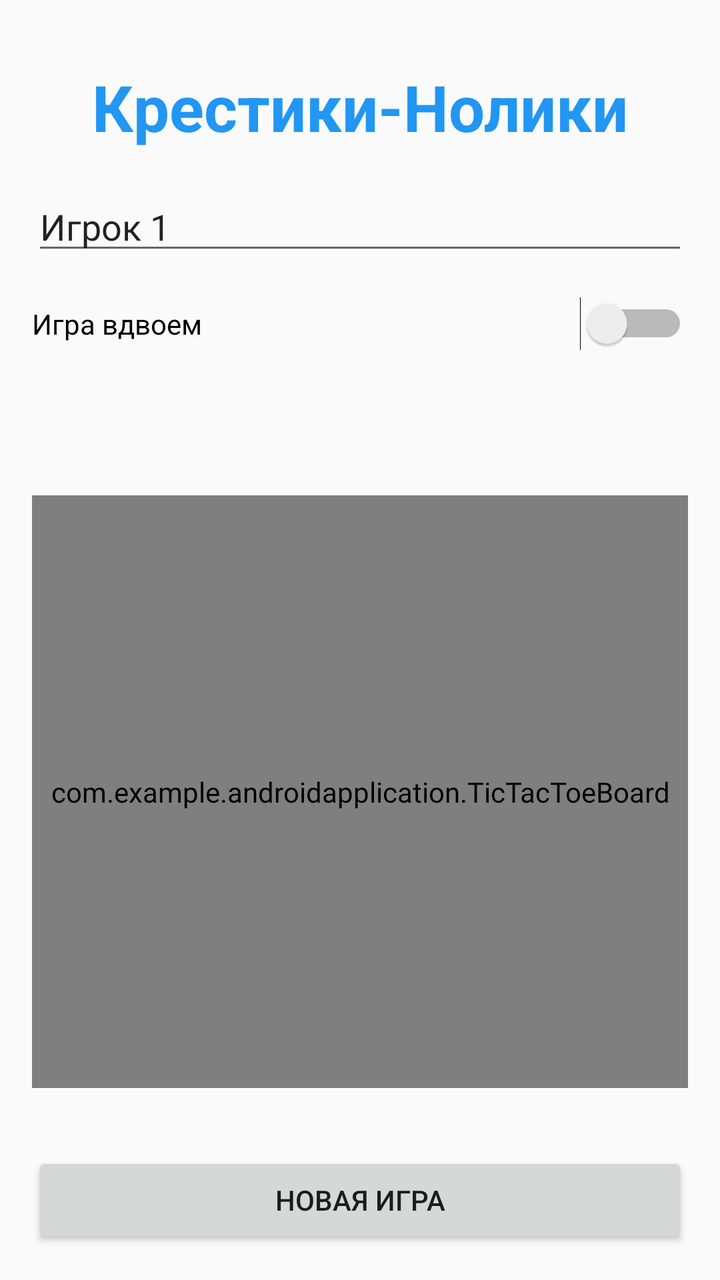
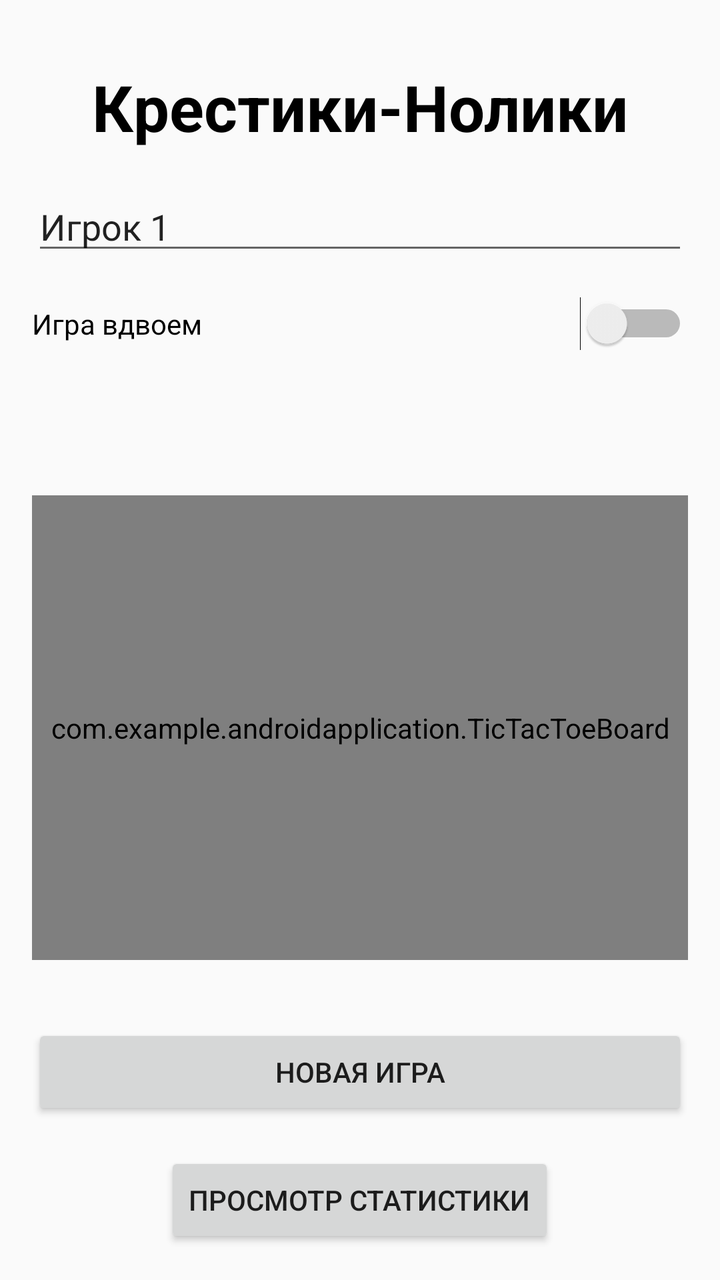

An Android layout rendered at two revisions. The XML below is the earlier revision; the diff shows what the commit changed to produce the second picture.
<!-- AndroidManifest.xml: application theme Theme.MyApplication -->
<!-- res/layout/activity_main.xml -->
<?xml version="1.0" encoding="utf-8"?>
<LinearLayout xmlns:android="http://schemas.android.com/apk/res/android"
    xmlns:app="http://schemas.android.com/apk/res-auto"
    android:layout_width="match_parent"
    android:layout_height="match_parent"
    android:orientation="vertical"
    android:padding="16dp">

    <TextView
        android:id="@+id/gameTitle"
        android:layout_width="wrap_content"
        android:layout_height="wrap_content"
        android:text="Крестики-Нолики"
        android:textSize="32sp"
        android:textStyle="bold"
        android:textColor="@color/primary"
        android:layout_gravity="center"
        android:layout_marginTop="16dp"
        android:layout_marginBottom="16dp"/>

    <LinearLayout
        android:layout_width="match_parent"
        android:layout_height="wrap_content"
        android:orientation="vertical"
        android:layout_marginBottom="16dp">

        <EditText
            android:id="@+id/player1NameInput"
            android:layout_width="match_parent"
            android:layout_height="wrap_content"
            android:hint="Имя первого игрока"
            android:text="Игрок 1"
            android:layout_marginBottom="8dp"/>

        <EditText
            android:id="@+id/player2NameInput"
            android:layout_width="match_parent"
            android:layout_height="wrap_content"
            android:hint="Имя второго игрока"
            android:text="Игрок 2"
            android:visibility="gone"/>

        <Switch
            android:id="@+id/playerModeSwitch"
            android:layout_width="match_parent"
            android:layout_height="wrap_content"
            android:text="Игра вдвоем"
            android:layout_marginTop="8dp"/>
    </LinearLayout>

    <TextView
        android:id="@+id/statusText"
        android:layout_width="match_parent"
        android:layout_height="wrap_content"
        android:gravity="center"
        android:textSize="18sp"
        android:textStyle="bold"
        android:layout_marginBottom="16dp"/>

    <com.example.androidapplication.TicTacToeBoard
        android:id="@+id/gameBoard"
        android:layout_width="match_parent"
        android:layout_height="0dp"
        android:layout_weight="1"
        android:layout_marginVertical="16dp"/>

    <Button
        android:id="@+id/resetButton"
        android:layout_width="match_parent"
        android:layout_height="wrap_content"
        android:text="Новая игра"
        android:layout_marginTop="16dp"/>

</LinearLayout>
<!-- resources referenced by this layout -->
<resources>
  <color name="primary">#2196F3</color>
  <style name="Theme.MyApplication" parent="Theme.AppCompat.Light.DarkActionBar">
          
          <item name="colorPrimary">@color/purple_500</item>
          
          <item name="colorAccent">@color/teal_200</item>
          
          <item name="android:statusBarColor">@color/purple_700</item>
      </style>
  <color name="purple_500">#FF6200EE</color>
  <color name="teal_200">#FF03DAC5</color>
  <color name="purple_700">#FF3700B3</color>
</resources>

<!-- the commit's change to res/layout/activity_main.xml (unified diff, before → after) -->
@@ -10,13 +10,14 @@
         android:id="@+id/gameTitle"
         android:layout_width="wrap_content"
         android:layout_height="wrap_content"
-        android:text="Крестики-Нолики"
-        android:textSize="32sp"
-        android:textStyle="bold"
-        android:textColor="@color/primary"
         android:layout_gravity="center"
         android:layout_marginTop="16dp"
-        android:layout_marginBottom="16dp"/>
+        android:layout_marginBottom="16dp"
+        android:text="Крестики-Нолики"
+        android:textColor="@android:color/black"
+        android:textSize="32sp"
+        android:textStyle="bold" />
+
 
     <LinearLayout
         android:layout_width="match_parent"
@@ -71,4 +72,12 @@
         android:text="Новая игра"
         android:layout_marginTop="16dp"/>
 
+    <Button
+        android:id="@+id/statsButton"
+        android:layout_width="wrap_content"
+        android:layout_height="wrap_content"
+        android:text="Просмотр статистики"
+        android:layout_gravity="center"
+        android:layout_marginTop="16dp" />
+
 </LinearLayout>
<!-- resource entries referenced after the edit -->
@@ -1,6 +1,5 @@
 <!-- resources referenced by this layout -->
 <resources>
-  <color name="primary">#2196F3</color>
   <style name="Theme.MyApplication" parent="Theme.AppCompat.Light.DarkActionBar">
           
           <item name="colorPrimary">@color/purple_500</item>
